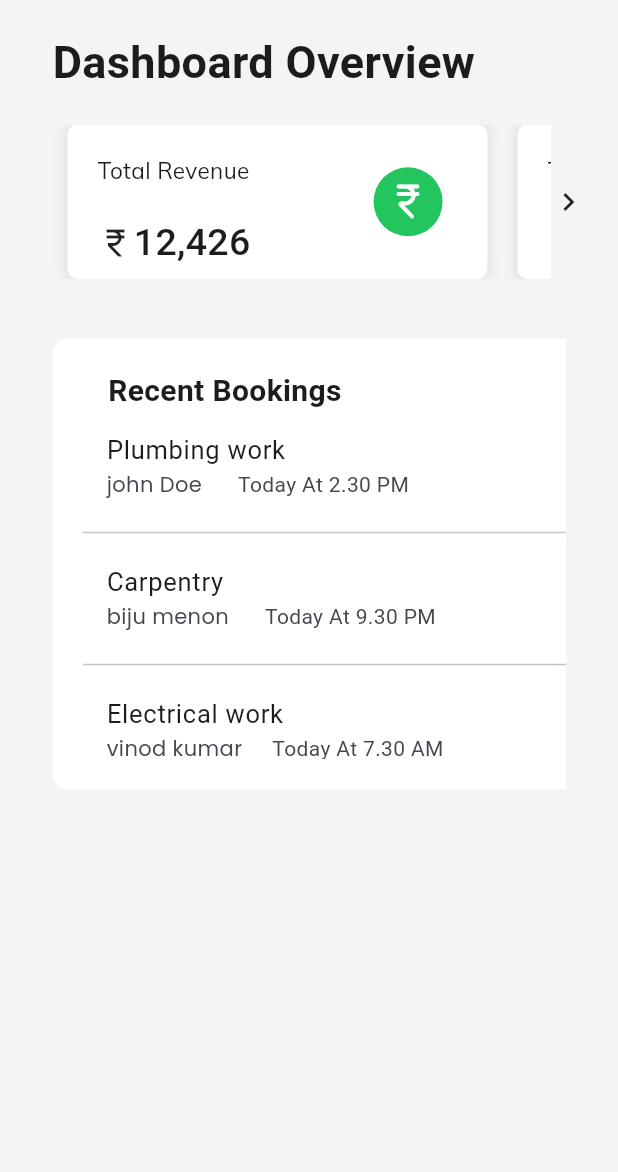
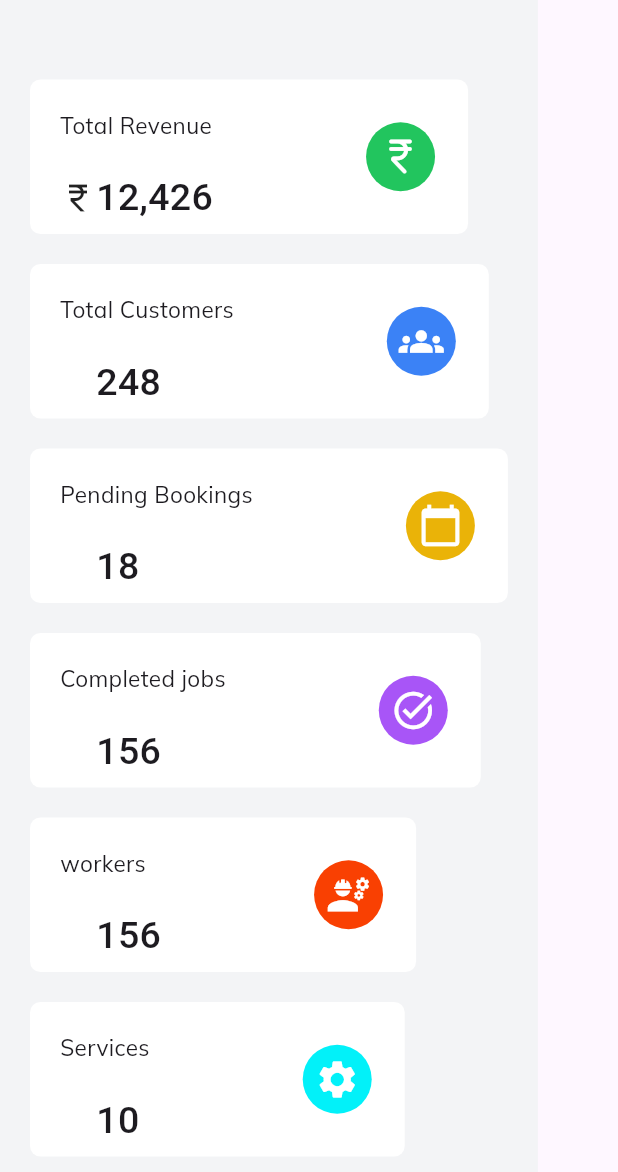
Before and after one commit to Amal6282-github/Mendmate_admin, a Flutter app: the DashboardScreen widget shown alone on an empty page, opened directly, on a phone screen of 412 x 824 dp. Shown: the top 1172 px of the screen. Run offline on Flutter 3.47's test engine with Material 3 defaults, Android fonts, the phone set to English and light mode, and no system bars; our stand-ins replace bloc, data_table_2, file_picker, flutter_bloc, google_fonts, logger and 1 more; accounts and stored records are empty; network calls fail; Roboto replaces fonts that are missing (Kanit).

Commit message:
changed ui

```diff
--- a/lib/dash_small_card.dart
+++ b/lib/dash_small_card.dart
@@ -1,4 +1,3 @@
-
 import 'package:flutter/material.dart';
 import 'package:google_fonts/google_fonts.dart';
 
@@ -18,21 +17,12 @@ class Dashsmallcard extends StatelessWidget {
 
   @override
   Widget build(BuildContext context) {
-    return Padding(
-      padding: const EdgeInsets.symmetric(horizontal: 10),
-      child: Container(
+    return Container(
       height: 103,
-        width: 280,
       decoration: BoxDecoration(
-            color: Colors.white,
-            boxShadow: [
-              BoxShadow(
-                  color: Colors.black.withOpacity(0.1),
-                  spreadRadius: 1,
-                  blurRadius: 7)
-            ],
-            borderRadius: BorderRadius.circular(7)),
-        child: (Row(
+          color: Colors.white, borderRadius: BorderRadius.circular(7)),
+      child: Row(
+        mainAxisSize: MainAxisSize.min,
         children: [
           Padding(
             padding: const EdgeInsets.symmetric(horizontal: 20),
@@ -61,7 +51,7 @@ class Dashsmallcard extends StatelessWidget {
             width: 60,
           ),
           Padding(
-              padding: const EdgeInsets.symmetric(vertical: 40),
+            padding: const EdgeInsets.symmetric(vertical: 40, horizontal: 20),
             child: Transform.scale(
                 scale: 2,
                 child: CircleAvatar(
@@ -70,7 +60,6 @@ class Dashsmallcard extends StatelessWidget {
                     child: Icon(size: 15, color: Colors.white, icon))),
           )
         ],
-        )),
       ),
     );
   }
--- a/lib/dashboard_screen.dart
+++ b/lib/dashboard_screen.dart
@@ -1,8 +1,5 @@
 import 'package:flutter/material.dart';
-import 'package:google_fonts/google_fonts.dart';
-import 'package:mendmate_homepage/dash_big_card1.dart';
 import 'package:mendmate_homepage/dash_small_card.dart';
-import 'package:mendmate_homepage/dash_big_card2.dart';
 
 class DashboardScreen extends StatelessWidget {
   const DashboardScreen({super.key});
@@ -14,26 +11,15 @@ class DashboardScreen extends StatelessWidget {
       child: Expanded(
         child: Padding(
           padding: const EdgeInsets.symmetric(horizontal: 20, vertical: 20),
-        child: Padding(
-          padding: const EdgeInsets.symmetric(horizontal: 15),
           child: Column(
-            crossAxisAlignment: CrossAxisAlignment.start,
+            mainAxisAlignment: MainAxisAlignment.center,
+            crossAxisAlignment: CrossAxisAlignment.center,
             children: [
-              Text(
-                "Dashboard Overview",
-                style: GoogleFonts.roboto(
-                    fontSize: 30.0, fontWeight: FontWeight.bold),
-              ),
-              const SizedBox(
-                height: 20,
-              ),
-              Row(
-                children: [
-                  Expanded(
-                    child: Container(
-                      child: const SingleChildScrollView(
-                        scrollDirection: Axis.horizontal,
-                        child: Row(
+              const Wrap(
+                alignment: WrapAlignment.start,
+                runAlignment: WrapAlignment.start,
+                spacing: 20,
+                runSpacing: 20,
                 children: [
                   Dashsmallcard(
                     title: 'Total Revenue',
@@ -74,35 +60,10 @@ class DashboardScreen extends StatelessWidget {
                   ),
                 ],
               ),
-                      ),
-                    ),
-                  ),
-                  const SizedBox(
-                    width: 10,
-                    child: Icon(Icons.chevron_right),
-                  )
-                ],
-              ),
-              const Padding(
-                padding: EdgeInsets.symmetric(vertical: 20),
-                child: SingleChildScrollView(
-                  scrollDirection: Axis.horizontal,
-                  physics: NeverScrollableScrollPhysics(),
-                  child: Row(
-                    children: [
-                      Dashbigcard1(),
-                      SizedBox(
-                        width: 20,
-                      ),
-                      Dashbigcard2()
             ],
           ),
         ),
       ),
-            ],
-          ),
-        ),
-      )),
     );
   }
 }
--- a/lib/main.dart
+++ b/lib/main.dart
@@ -19,6 +19,7 @@ class MyApp extends StatelessWidget {
   @override
   Widget build(BuildContext context) {
     return MaterialApp(
+      debugShowCheckedModeBanner: false,
       title: 'Flutter Demo',
       theme: ThemeData(
         colorScheme: ColorScheme.fromSeed(seedColor: Colors.deepPurple),
```
Also changed, not shown: lib/dashboardcard.dart (+5 -9 lines), lib/features/home/homepage.dart (+9 -9 lines). Lines whose indentation alone changed are shown as unchanged.
